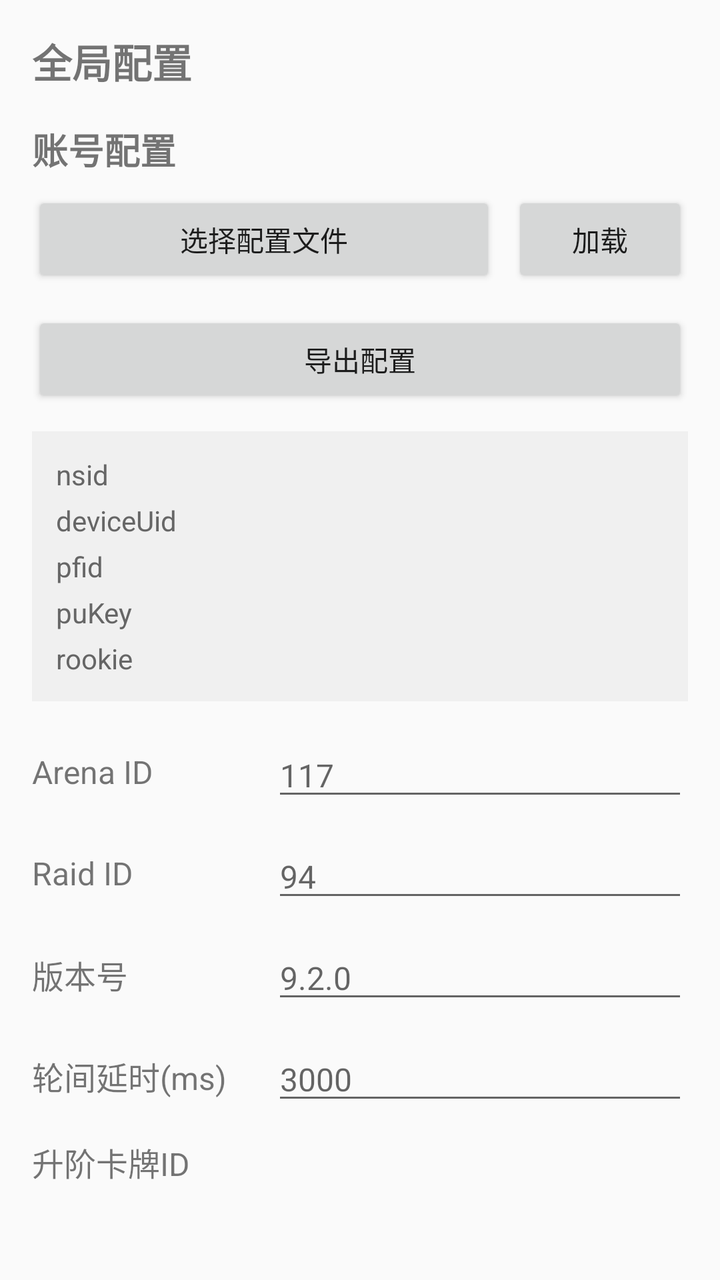
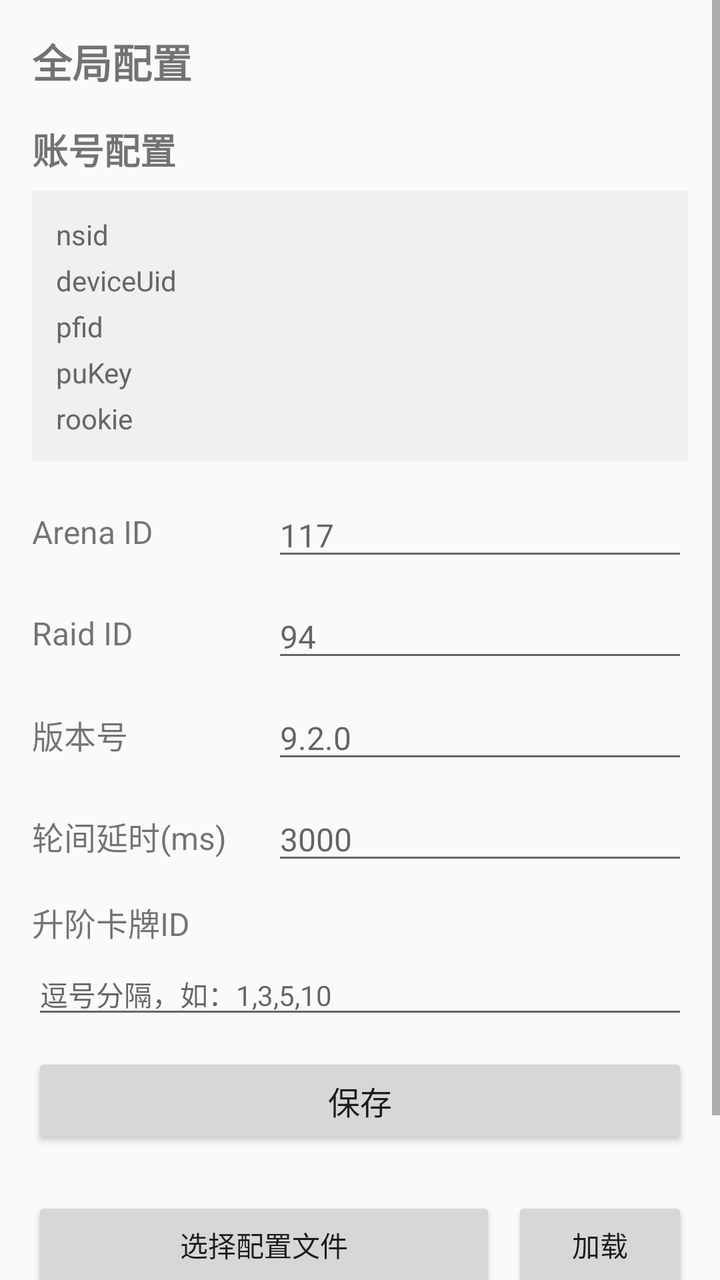

Screens rendered from an Android XML layout before and after an edit, with the pre-edit source and the edit as a unified diff.
<!-- AndroidManifest.xml: application theme AppTheme -->
<!-- res/layout/fragment_settings.xml -->
<?xml version="1.0" encoding="utf-8"?>
<LinearLayout xmlns:android="http://schemas.android.com/apk/res/android"
              android:layout_width="match_parent"
              android:layout_height="match_parent"
              android:orientation="vertical"
              android:padding="16dp">

    <TextView
            android:layout_width="match_parent"
            android:layout_height="wrap_content"
            android:text="@string/settings_title"
            android:textSize="20sp"
            android:textStyle="bold"
            android:layout_marginBottom="16dp"/>

    
    <TextView
            android:layout_width="match_parent"
            android:layout_height="wrap_content"
            android:text="@string/account_config_title"
            android:textSize="18sp"
            android:textStyle="bold"
            android:layout_marginBottom="8dp"/>

    <LinearLayout
            android:layout_width="match_parent"
            android:layout_height="wrap_content"
            android:orientation="horizontal"
            android:gravity="center_vertical"
            android:layout_marginBottom="12dp">

        <Button
                android:id="@+id/btn_select_config_file"
                android:layout_width="0dp"
                android:layout_height="wrap_content"
                android:layout_weight="1"
                android:text="@string/btn_select_config_file"
                android:textSize="14sp"/>

        <Button
                android:id="@+id/btn_load_config"
                android:layout_width="wrap_content"
                android:layout_height="wrap_content"
                android:layout_marginStart="8dp"
                android:text="@string/btn_load_config"
                android:textSize="14sp"/>
    </LinearLayout>

    <Button
            android:id="@+id/btn_export_config"
            android:layout_width="match_parent"
            android:layout_height="wrap_content"
            android:layout_marginBottom="12dp"
            android:text="@string/btn_export_config"
            android:textSize="14sp"/>

    
    <LinearLayout
            android:id="@+id/account_info_section"
            android:layout_width="match_parent"
            android:layout_height="wrap_content"
            android:orientation="vertical"
            android:padding="12dp"
            android:background="#F0F0F0"
            android:layout_marginBottom="16dp"
            android:visibility="visible">

        
        <LinearLayout
                android:layout_width="match_parent"
                android:layout_height="wrap_content"
                android:orientation="horizontal"
                android:layout_marginBottom="4dp">

            <TextView
                    android:layout_width="100dp"
                    android:layout_height="wrap_content"
                    android:text="@string/account_info_nsid"
                    android:textSize="14sp"
                    android:textColor="#666666"/>

            <TextView
                    android:id="@+id/text_nsid"
                    android:layout_width="0dp"
                    android:layout_height="wrap_content"
                    android:layout_weight="1"
                    android:textSize="14sp"
                    android:textIsSelectable="true"/>
        </LinearLayout>

        
        <LinearLayout
                android:layout_width="match_parent"
                android:layout_height="wrap_content"
                android:orientation="horizontal"
                android:layout_marginBottom="4dp">

            <TextView
                    android:layout_width="100dp"
                    android:layout_height="wrap_content"
                    android:text="@string/account_info_device_uid"
                    android:textSize="14sp"
                    android:textColor="#666666"/>

            <TextView
                    android:id="@+id/text_device_uid"
                    android:layout_width="0dp"
                    android:layout_height="wrap_content"
                    android:layout_weight="1"
                    android:textSize="14sp"
                    android:textIsSelectable="true"/>
        </LinearLayout>

        
        <LinearLayout
                android:layout_width="match_parent"
                android:layout_height="wrap_content"
                android:orientation="horizontal"
                android:layout_marginBottom="4dp">

            <TextView
                    android:layout_width="100dp"
                    android:layout_height="wrap_content"
                    android:text="@string/account_info_pfid"
                    android:textSize="14sp"
                    android:textColor="#666666"/>

            <TextView
                    android:id="@+id/text_pfid"
                    android:layout_width="0dp"
                    android:layout_height="wrap_content"
                    android:layout_weight="1"
                    android:textSize="14sp"/>
        </LinearLayout>

        
        <LinearLayout
                android:layout_width="match_parent"
                android:layout_height="wrap_content"
                android:orientation="horizontal"
                android:layout_marginBottom="4dp">

            <TextView
                    android:layout_width="100dp"
                    android:layout_height="wrap_content"
                    android:text="@string/account_info_pukey"
                    android:textSize="14sp"
                    android:textColor="#666666"/>

            <TextView
                    android:id="@+id/text_pukey"
                    android:layout_width="0dp"
                    android:layout_height="wrap_content"
                    android:layout_weight="1"
                    android:textSize="14sp"
                    android:textIsSelectable="true"/>
        </LinearLayout>

        
        <LinearLayout
                android:layout_width="match_parent"
                android:layout_height="wrap_content"
                android:orientation="horizontal">

            <TextView
                    android:layout_width="100dp"
                    android:layout_height="wrap_content"
                    android:text="@string/account_info_rookie"
                    android:textSize="14sp"
                    android:textColor="#666666"/>

            <TextView
                    android:id="@+id/text_rookie"
                    android:layout_width="0dp"
                    android:layout_height="wrap_content"
                    android:layout_weight="1"
                    android:textSize="14sp"/>
        </LinearLayout>
    </LinearLayout>

    
    <LinearLayout
            android:layout_width="match_parent"
            android:layout_height="wrap_content"
            android:orientation="horizontal"
            android:gravity="center_vertical"
            android:layout_marginBottom="12dp">

        <TextView
                android:layout_width="120dp"
                android:layout_height="wrap_content"
                android:text="@string/settings_arena_id"
                android:textSize="16sp"/>

        <EditText
                android:id="@+id/edit_arena_id"
                android:layout_width="0dp"
                android:layout_height="wrap_content"
                android:layout_weight="1"
                android:inputType="number"
                android:hint="117"
                android:textSize="16sp"/>
    </LinearLayout>

    
    <LinearLayout
            android:layout_width="match_parent"
            android:layout_height="wrap_content"
            android:orientation="horizontal"
            android:gravity="center_vertical"
            android:layout_marginBottom="12dp">

        <TextView
                android:layout_width="120dp"
                android:layout_height="wrap_content"
                android:text="@string/settings_raid_id"
                android:textSize="16sp"/>

        <EditText
                android:id="@+id/edit_raid_id"
                android:layout_width="0dp"
                android:layout_height="wrap_content"
                android:layout_weight="1"
                android:inputType="text"
                android:hint="94"
                android:textSize="16sp"/>
    </LinearLayout>

    
    <LinearLayout
            android:layout_width="match_parent"
            android:layout_height="wrap_content"
            android:orientation="horizontal"
            android:gravity="center_vertical"
            android:layout_marginBottom="12dp">

        <TextView
                android:layout_width="120dp"
                android:layout_height="wrap_content"
                android:text="@string/settings_appli_version"
                android:textSize="16sp"/>

        <EditText
                android:id="@+id/edit_appli_version"
                android:layout_width="0dp"
                android:layout_height="wrap_content"
                android:layout_weight="1"
                android:inputType="text"
                android:hint="9.2.0"
                android:textSize="16sp"/>
    </LinearLayout>

    
    <LinearLayout
            android:layout_width="match_parent"
            android:layout_height="wrap_content"
            android:orientation="horizontal"
            android:gravity="center_vertical"
            android:layout_marginBottom="12dp">

        <TextView
                android:layout_width="120dp"
                android:layout_height="wrap_content"
                android:text="@string/settings_sleep_base_ms"
                android:textSize="16sp"/>

        <EditText
                android:id="@+id/edit_sleep_base_ms"
                android:layout_width="0dp"
                android:layout_height="wrap_content"
                android:layout_weight="1"
                android:inputType="number"
                android:hint="3000"
                android:textSize="16sp"/>
    </LinearLayout>

    
    <LinearLayout
            android:layout_width="match_parent"
            android:layout_height="wrap_content"
            android:orientation="vertical"
            android:layout_marginBottom="12dp">

        <TextView
                android:layout_width="match_parent"
                android:layout_height="wrap_content"
                android:text="@string/settings_card_upgrade_id_list"
                android:textSize="16sp"
                android:layout_marginBottom="4dp"/>

        <EditText
                android:id="@+id/edit_card_upgrade_id_list"
                android:layout_width="match_parent"
                android:layout_height="wrap_content"
                android:minLines="3"
                android:inputType="text"
                android:hint="@string/settings_card_upgrade_id_list_hint"
                android:textSize="14sp"
                android:gravity="top|start"/>
    </LinearLayout>

    
    <Button
            android:id="@+id/btn_save_settings"
            android:layout_width="match_parent"
            android:layout_height="wrap_content"
            android:text="@string/btn_save"
            android:textSize="16sp"/>

</LinearLayout>
<!-- resources referenced by this layout -->
<resources>
  <string name="account_config_title">账号配置</string>
  <string name="account_info_device_uid">deviceUid</string>
  <string name="account_info_nsid">nsid</string>
  <string name="account_info_pfid">pfid</string>
  <string name="account_info_pukey">puKey</string>
  <string name="account_info_rookie">rookie</string>
  <string name="btn_export_config">导出配置</string>
  <string name="btn_load_config">加载</string>
  <string name="btn_save">保存</string>
  <string name="btn_select_config_file">选择配置文件</string>
  <string name="settings_appli_version">版本号</string>
  <string name="settings_arena_id">Arena ID</string>
  <string name="settings_card_upgrade_id_list">升阶卡牌ID</string>
  <string name="settings_card_upgrade_id_list_hint">逗号分隔，如：1,3,5,10</string>
  <string name="settings_raid_id">Raid ID</string>
  <string name="settings_sleep_base_ms">轮间延时(ms)</string>
  <string name="settings_title">全局配置</string>
  <style name="AppTheme" parent="Theme.AppCompat.Light.DarkActionBar">
          
          <item name="colorPrimary">@color/colorPrimary</item>
          <item name="colorPrimaryDark">@color/colorPrimaryDark</item>
          <item name="colorAccent">@color/colorAccent</item>
      </style>
  <color name="colorPrimary">#008577</color>
  <color name="colorPrimaryDark">#00574B</color>
  <color name="colorAccent">#D81B60</color>
</resources>

<!-- the commit's change to res/layout/fragment_settings.xml (unified diff, before → after) -->
@@ -1,7 +1,12 @@
 <?xml version="1.0" encoding="utf-8"?>
-<LinearLayout xmlns:android="http://schemas.android.com/apk/res/android"
+<ScrollView xmlns:android="http://schemas.android.com/apk/res/android"
+            android:layout_width="match_parent"
+            android:layout_height="match_parent"
+            android:fillViewport="true">
+
+<LinearLayout
               android:layout_width="match_parent"
-              android:layout_height="match_parent"
+              android:layout_height="wrap_content"
               android:orientation="vertical"
               android:padding="16dp">
 
@@ -21,38 +26,6 @@
             android:textSize="18sp"
             android:textStyle="bold"
             android:layout_marginBottom="8dp"/>
-
-    <LinearLayout
-            android:layout_width="match_parent"
-            android:layout_height="wrap_content"
-            android:orientation="horizontal"
-            android:gravity="center_vertical"
-            android:layout_marginBottom="12dp">
-
-        <Button
-                android:id="@+id/btn_select_config_file"
-                android:layout_width="0dp"
-                android:layout_height="wrap_content"
-                android:layout_weight="1"
-                android:text="@string/btn_select_config_file"
-                android:textSize="14sp"/>
-
-        <Button
-                android:id="@+id/btn_load_config"
-                android:layout_width="wrap_content"
-                android:layout_height="wrap_content"
-                android:layout_marginStart="8dp"
-                android:text="@string/btn_load_config"
-                android:textSize="14sp"/>
-    </LinearLayout>
-
-    <Button
-            android:id="@+id/btn_export_config"
-            android:layout_width="match_parent"
-            android:layout_height="wrap_content"
-            android:layout_marginBottom="12dp"
-            android:text="@string/btn_export_config"
-            android:textSize="14sp"/>
 
     
     <LinearLayout
@@ -304,7 +277,43 @@
             android:id="@+id/btn_save_settings"
             android:layout_width="match_parent"
             android:layout_height="wrap_content"
+            android:layout_marginBottom="24dp"
             android:text="@string/btn_save"
             android:textSize="16sp"/>
 
+    
+    <LinearLayout
+            android:layout_width="match_parent"
+            android:layout_height="wrap_content"
+            android:orientation="horizontal"
+            android:gravity="center_vertical">
+
+        <Button
+                android:id="@+id/btn_select_config_file"
+                android:layout_width="0dp"
+                android:layout_height="wrap_content"
+                android:layout_weight="1"
+                android:text="@string/btn_select_config_file"
+                android:textSize="14sp"/>
+
+        <Button
+                android:id="@+id/btn_load_config"
+                android:layout_width="wrap_content"
+                android:layout_height="wrap_content"
+                android:layout_marginStart="8dp"
+                android:text="@string/btn_load_config"
+                android:textSize="14sp"/>
+    </LinearLayout>
+
+    <Button
+            android:id="@+id/btn_export_config"
+            android:layout_width="match_parent"
+            android:layout_height="wrap_content"
+            android:layout_marginTop="8dp"
+            android:layout_marginBottom="16dp"
+            android:text="@string/btn_export_config"
+            android:textSize="14sp"/>
+
 </LinearLayout>
+
+</ScrollView>
